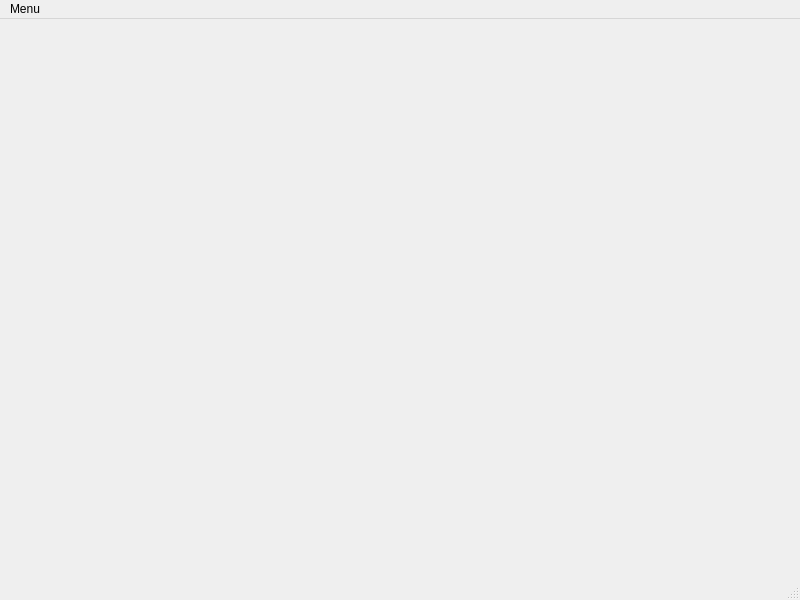
This is src/mainwindow/mainwindow.ui in tyw66/pix as Qt 5 draws it before an edit. The edited form follows.
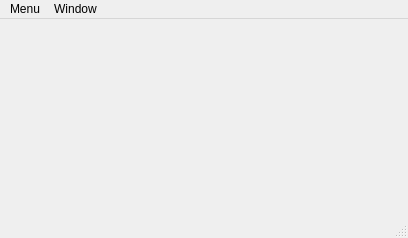
This is the edited form.

Commit message: 多窗口功能;绘图区域判定

Patch:
```diff
--- a/src/mainwindow/mainwindow.ui
+++ b/src/mainwindow/mainwindow.ui
@@ -6,8 +6,8 @@
    <rect>
     <x>0</x>
     <y>0</y>
-    <width>800</width>
-    <height>600</height>
+    <width>408</width>
+    <height>238</height>
    </rect>
   </property>
   <property name="windowTitle">
@@ -25,7 +25,7 @@
     <rect>
      <x>0</x>
      <y>0</y>
-     <width>800</width>
+     <width>408</width>
      <height>26</height>
     </rect>
    </property>
@@ -34,7 +34,16 @@
      <string>Menu</string>
     </property>
    </widget>
+   <widget class="QMenu" name="menuWindow">
+    <property name="title">
+     <string>Window</string>
+    </property>
+    <addaction name="actionOne"/>
+    <addaction name="actionTwo"/>
+    <addaction name="actionFour"/>
+   </widget>
    <addaction name="menu"/>
+   <addaction name="menuWindow"/>
   </widget>
   <widget class="QStatusBar" name="statusbar"/>
  </widget>
```
Left out of the diff: 17 changed lines with no effect on the pictures. The commit also changes 7 other files.
